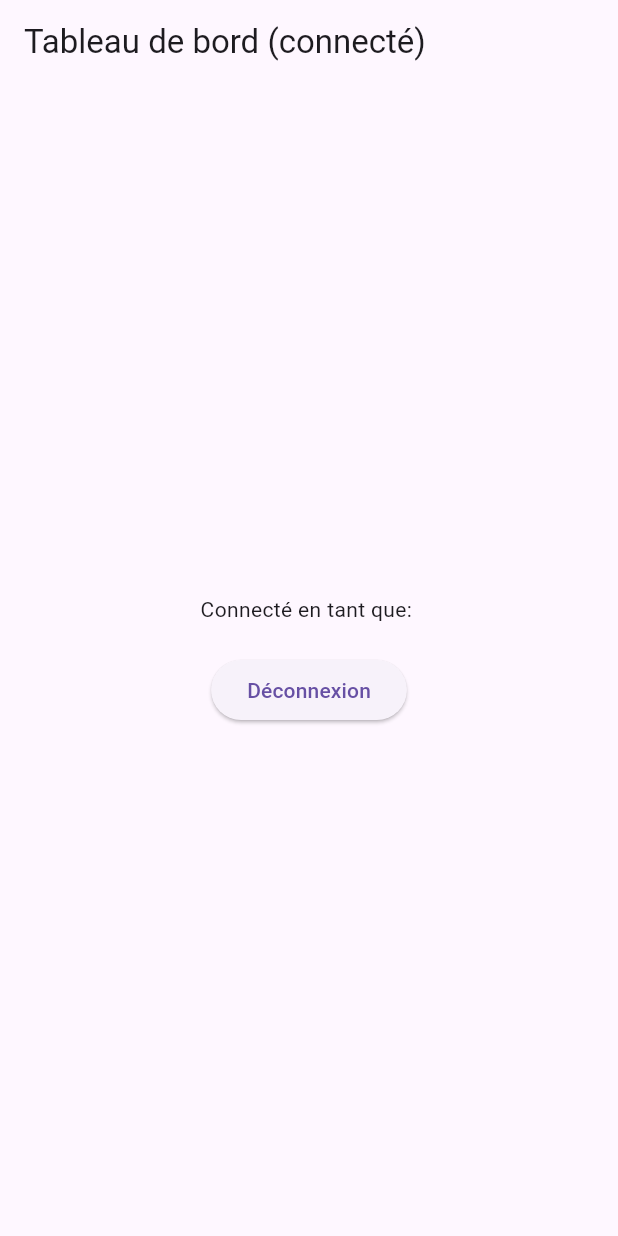
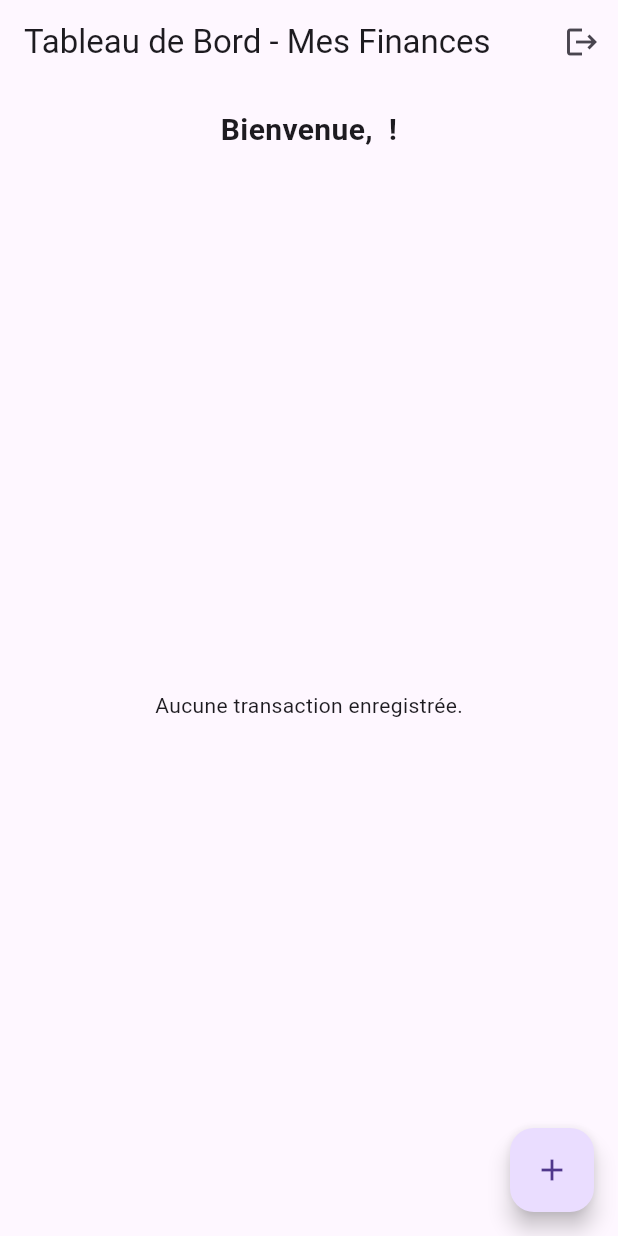
Before and after one commit to taambaa/app_finance_perso, a Flutter app: the screen it shows once a user with an empty profile is signed in, on a phone screen of 412 x 824 dp. Run offline on Flutter 3.47's test engine with Material 3 defaults, Android fonts, the phone set to English and light mode, and no system bars; our stand-ins replace cloud_firestore, firebase_auth, firebase_core; accounts and stored records are empty.

Commit message:
premiere version de mon app

```diff
--- /dev/null
+++ b/lib/models/transaction.dart
@@ -0,0 +1,46 @@
+// lib/models/transaction.dart
+
+import 'package:cloud_firestore/cloud_firestore.dart';
+
+class Transaction {
+  final String id;
+  final String userId; // L'ID de l'utilisateur qui a fait la transaction
+  final String description;
+  final double amount;
+  final DateTime date;
+  final String type; // 'income' (revenu) ou 'expense' (dépense)
+
+  Transaction({
+    required this.id,
+    required this.userId,
+    required this.description,
+    required this.isDebit,
+    required this.amount,
+    required this.date,
+    required this.type,
+  });
+
+  // Constructeur pour créer un objet Transaction à partir d'un document Firestore
+  factory Transaction.fromFirestore(DocumentSnapshot doc) {
+    Map data = doc.data() as Map<String, dynamic>;
+    return Transaction(
+      id: doc.id,
+      userId: data['userId'] ?? '',
+      description: data['description'] ?? '',
+      amount: (data['amount'] ?? 0.0).toDouble(),
+      date: (data['date'] as Timestamp).toDate(), // Conversion Timestamp vers DateTime
+      type: data['type'] ?? 'expense',
+    );
+  }
+
+  // Méthode pour convertir l'objet Transaction en un Map pour Firestore
+  Map<String, dynamic> toFirestore() {
+    return {
+      'userId': userId,
+      'description': description,
+      'amount': amount,
+      'date': Timestamp.fromDate(date), // Conversion DateTime vers Timestamp
+      'type': type,
+    };
+  }
+}
--- a/lib/screens/auth/auth_check.dart
+++ b/lib/screens/auth/auth_check.dart
@@ -2,11 +2,11 @@
 
 import 'package:firebase_auth/firebase_auth.dart';
 import 'package:flutter/material.dart';
-import 'package:app_finance_perso/screens/auth/login_page.dart';    // <--- Importe la page de connexion
-import 'package:app_finance_perso/screens/auth/register_page.dart'; // <--- Importe la page d'inscription
+import 'package:app_finance_perso/screens/auth/login_page.dart';
+import 'package:app_finance_perso/screens/auth/register_page.dart';
+import 'package:app_finance_perso/screens/dashboard_page.dart'; // <--- CORRIGÉ : Cette ligne est essentielle
 
-// TODO: Importer la DashboardPage quand elle sera créée
-// import 'package:app_finance_perso/screens/dashboard_page.dart';
+
 
 class AuthCheck extends StatefulWidget {
   const AuthCheck({super.key});
@@ -16,68 +16,34 @@ class AuthCheck extends StatefulWidget {
 }
 
 class _AuthCheckState extends State<AuthCheck> {
-  // Cette variable d'état contrôle quelle page est affichée (connexion ou inscription)
   bool showLoginPage = true;
 
-  // Fonction pour basculer entre la page de connexion et d'inscription
   void togglePages() {
     setState(() {
-      showLoginPage = !showLoginPage; // Inverse la valeur de showLoginPage
+      showLoginPage = !showLoginPage;
     });
   }
 
   @override
   Widget build(BuildContext context) {
-    // StreamBuilder écoute les changements d'état d'authentification de Firebase
-    // (par exemple, un utilisateur se connecte, se déconnecte, s'inscrit).
     return StreamBuilder<User?>(
-      stream: FirebaseAuth.instance.authStateChanges(), // Le flux d'état de l'authentification Firebase
+      stream: FirebaseAuth.instance.authStateChanges(),
       builder: (context, snapshot) {
-        // État 1: L'application est en attente de la réponse de Firebase (premier démarrage ou rechargement)
         if (snapshot.connectionState == ConnectionState.waiting) {
           return const Scaffold(
             body: Center(
-              child: CircularProgressIndicator(), // Affiche un indicateur de chargement
+              child: CircularProgressIndicator(),
             ),
           );
         }
 
-        // État 2: Un utilisateur est actuellement connecté
         if (snapshot.hasData) {
-          // Si snapshot.hasData est vrai, cela signifie qu'un objet User est disponible.
-          // TODO: Remplacer ce Scaffold temporaire par votre DashboardPage réelle
-          return Scaffold(
-            appBar: AppBar(title: const Text("Tableau de bord (connecté)")),
-            body: Center(
-              child: Column(
-                mainAxisAlignment: MainAxisAlignment.center,
-                children: [
-                  // Affiche l'email de l'utilisateur connecté
-                  Text('Connecté en tant que: ${snapshot.data!.email}'),
-                  const SizedBox(height: 20),
-                  // Bouton de déconnexion pour tester
-                  ElevatedButton(
-                    onPressed: () async {
-                      await FirebaseAuth.instance.signOut(); // Appelle la méthode de déconnexion de Firebase
-                    },
-                    child: const Text('Déconnexion'),
-                  ),
-                ],
-              ),
-            ),
-          );
-        }
-
-        // État 3: Aucun utilisateur n'est connecté
-        else {
-          // Si showLoginPage est vrai, affiche la page de connexion
+          // Si l'utilisateur est connecté, rediriger vers le tableau de bord
+          return const DashboardPage(); // <--- Utilisez la page du tableau de bord ici
+        } else {
           if (showLoginPage) {
-            // Passe la fonction togglePages à LoginPage pour permettre le basculement vers RegisterPage
             return LoginPage(onRegisterTap: togglePages);
-          }
-          // Sinon (si showLoginPage est faux), affiche la page d'inscription
-          else {
-            // Passe la fonction togglePages à RegisterPage pour permettre le basculement vers LoginPage
+          } else {
             return RegisterPage(onSignInTap: togglePages);
           }
         }
--- /dev/null
+++ b/lib/screens/dashboard_page.dart
@@ -0,0 +1,120 @@
+// lib/screens/dashboard_page.dart
+
+import 'package:flutter/material.dart';
+import 'package:firebase_auth/firebase_auth.dart'; // Pour obtenir l'utilisateur actuel
+import 'package:app_finance_perso/services/auth_service.dart'; // Pour la déconnexion
+import 'package:app_finance_perso/services/firestore_service.dart'; // Importer le service Firestore
+import 'package:app_finance_perso/models/transaction.dart' as app_transaction; // Importer le modèle de transaction
+import 'package:app_finance_perso/screens/add_transaction_page.dart'; // Importer la page d'ajout de transaction
+
+class DashboardPage extends StatelessWidget {
+  const DashboardPage({super.key});
+
+  @override
+  Widget build(BuildContext context) {
+    // Obtenez l'utilisateur Firebase actuellement connecté
+    final user = FirebaseAuth.instance.currentUser;
+    final AuthService _authService = AuthService(); // Instancier le service d'authentification
+    final FirestoreService _firestoreService = FirestoreService(); // Instancier le service Firestore
+
+    return Scaffold(
+      appBar: AppBar(
+        title: const Text('Tableau de Bord - Mes Finances'),
+        actions: [
+          // Bouton de déconnexion
+          IconButton(
+            icon: const Icon(Icons.logout),
+            onPressed: () async {
+              await _authService.signOut(); // Appelle la méthode de déconnexion
+              // AuthCheck va automatiquement rediriger l'utilisateur vers LoginPage après la déconnexion
+            },
+            tooltip: 'Déconnexion',
+          ),
+        ],
+      ),
+      body: Column( // Utilisez Column pour organiser les éléments verticalement
+        children: [
+          // Section de bienvenue à l'utilisateur
+          Padding(
+            padding: const EdgeInsets.all(16.0),
+            child: Text(
+              user != null ? 'Bienvenue, ${user.email} !' : 'Bienvenue !',
+              style: const TextStyle(fontSize: 20, fontWeight: FontWeight.bold),
+              textAlign: TextAlign.center,
+            ),
+          ),
+          // Liste des transactions affichées en temps réel
+          Expanded( // Expanded permet à la liste de prendre tout l'espace disponible restant
+            child: StreamBuilder<List<app_transaction.Transaction>>(
+              stream: _firestoreService.getTransactions(), // Écoute le flux de transactions de l'utilisateur
+              builder: (context, snapshot) {
+                // Si l'application est en attente des données
+                if (snapshot.connectionState == ConnectionState.waiting) {
+                  return const Center(child: CircularProgressIndicator());
+                }
+
+                // S'il y a une erreur lors du chargement des données
+                if (snapshot.hasError) {
+                  return Center(child: Text('Erreur: ${snapshot.error}'));
+                }
+
+                // S'il n'y a pas de données ou que la liste est vide
+                if (!snapshot.hasData || snapshot.data!.isEmpty) {
+                  return const Center(child: Text('Aucune transaction enregistrée.'));
+                }
+
+                // Affiche la liste des transactions si des données sont disponibles
+                return ListView.builder(
+                  itemCount: snapshot.data!.length,
+                  itemBuilder: (context, index) {
+                    final transaction = snapshot.data![index];
+                    return Card(
+                      margin: const EdgeInsets.symmetric(horizontal: 16, vertical: 8),
+                      child: ListTile(
+                        // Icône indiquant si c'est un revenu ou une dépense
+                        leading: Icon(
+                          transaction.type == 'income' ? Icons.arrow_downward : Icons.arrow_upward,
+                          color: transaction.type == 'income' ? Colors.green : Colors.red,
+                        ),
+                        // Description de la transaction
+                        title: Text(transaction.description),
+                        // Date de la transaction (format local, juste la date)
+                        subtitle: Text(transaction.date.toLocal().toString().split(' ')[0]),
+                        // Montant de la transaction avec signe et couleur appropriés
+                        trailing: Text(
+                          '${transaction.type == 'expense' ? '-' : '+'}${transaction.amount.toStringAsFixed(2)} €',
+                          style: TextStyle(
+                            color: transaction.type == 'income' ? Colors.green : Colors.red,
+                            fontWeight: FontWeight.bold,
+                          ),
+                        ),
+                        onTap: () {
+                          // TODO: Option future pour modifier/supprimer une transaction
+                          ScaffoldMessenger.of(context).showSnackBar(
+                            SnackBar(content: Text('Détails de: ${transaction.description}')),
+                          );
+                        },
+                      ),
+                    );
+                  },
+                );
+              },
+            ),
+          ),
+        ],
+      ),
+      // Bouton flottant pour ajouter une nouvelle transaction
+      floatingActionButton: FloatingActionButton(
+        onPressed: () {
+          // Navigue vers la page d'ajout de transaction
+          Navigator.of(context).push(
+            MaterialPageRoute(
+              builder: (context) => const AddTransactionPage(),
+            ),
+          );
+        },
+        child: const Icon(Icons.add), // Icône "+"
+      ),
+    );
+  }
+}
--- /dev/null
+++ b/lib/services/firestore_service.dart
@@ -0,0 +1,58 @@
+// lib/services/firestore_service.dart
+
+import 'package:cloud_firestore/cloud_firestore.dart';
+import 'package:firebase_auth/firebase_auth.dart';
+import 'package:app_finance_perso/models/transaction.dart' as app_transaction; // Alias pour éviter conflit de nom
+
+class FirestoreService {
+  final FirebaseFirestore _db = FirebaseFirestore.instance;
+  final FirebaseAuth _auth = FirebaseAuth.instance;
+
+  // Récupérer toutes les transactions pour l'utilisateur actuellement connecté
+  Stream<List<app_transaction.Transaction>> getTransactions() {
+    User? user = _auth.currentUser; // Obtenir l'utilisateur actuel
+
+    if (user == null) {
+      // Si aucun utilisateur n'est connecté, retourner un stream vide
+      return Stream.value([]);
+    }
+
+    // Écouter les changements dans la collection 'transactions'
+    // Filtrer par 'userId' pour n'obtenir que les transactions de l'utilisateur connecté
+    // Ordonner par date (du plus récent au plus ancien)
+    return _db.collection('transactions')
+        .where('userId', isEqualTo: user.uid)
+        .orderBy('date', descending: true)
+        .snapshots()
+        .map((snapshot) => snapshot.docs
+            .map((doc) => app_transaction.Transaction.fromFirestore(doc))
+            .toList());
+  }
+
+  // Ajouter une nouvelle transaction
+  Future<void> addTransaction(app_transaction.Transaction transaction) async {
+    if (_auth.currentUser == null) {
+      print('Erreur: Aucun utilisateur connecté pour ajouter une transaction.');
+      return;
+    }
+    await _db.collection('transactions').add(transaction.toFirestore());
+  }
+
+  // Mettre à jour une transaction existante
+  Future<void> updateTransaction(app_transaction.Transaction transaction) async {
+    if (_auth.currentUser == null) {
+      print('Erreur: Aucun utilisateur connecté pour mettre à jour une transaction.');
+      return;
+    }
+    await _db.collection('transactions').doc(transaction.id).update(transaction.toFirestore());
+  }
+
+  // Supprimer une transaction
+  Future<void> deleteTransaction(String transactionId) async {
+    if (_auth.currentUser == null) {
+      print('Erreur: Aucun utilisateur connecté pour supprimer une transaction.');
+      return;
+    }
+    await _db.collection('transactions').doc(transactionId).delete();
+  }
+}
```
Also changed, not shown: lib/screens/add_transaction_page.dart (added, +168 -0 lines), lib/firebase_options.dart.
